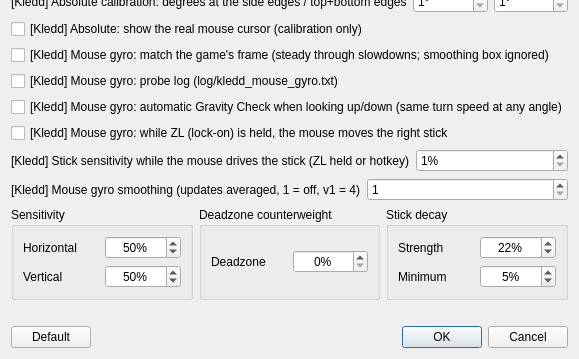
Melos555/eden-kledd, file src/yuzu/configuration/configure_mouse_panning.ui: the form before one commit; both pictures show x 0 to 579 and y 229 to 588 of the 579 by 588 pixel window.
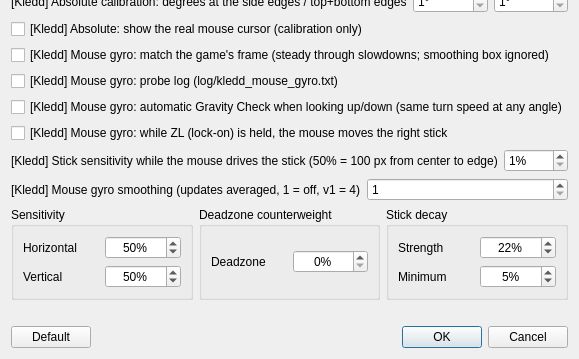
The form after the commit.

Commit message:
[TEST] Kledd mouse gyro: ZL stick mode works like a cursor (holds position)
The handed-over right stick used stock mouse panning behaviour: each mouse
movement was a short push that sprang back to center, so holding the aim on
a lock-on target meant moving the mouse non-stop. Now the mouse moves the
stick like a cursor inside the stick's circle: it goes where the mouse goes
and stays there when the mouse stops. The edge is a hard stop (overshoot
doesn't pile up), and releasing ZL / the toggle returns it to center.
Sensitivity: full tilt after 5000 / sensitivity% pixels (50% = 100 px).

Diff of the .ui file:
```diff
--- a/src/yuzu/configuration/configure_mouse_panning.ui
+++ b/src/yuzu/configuration/configure_mouse_panning.ui
@@ -157,7 +157,7 @@
      <item>
       <widget class="QLabel" name="kledd_mouse_stick_sensitivity_label">
        <property name="text">
-        <string>[Kledd] Stick sensitivity while the mouse drives the stick (ZL held or hotkey)</string>
+        <string>[Kledd] Stick sensitivity while the mouse drives the stick (50% = 100 px from center to edge)</string>
        </property>
       </widget>
      </item>
```
Left out of the diff: 2 changed lines with no effect on the pictures. The commit also changes 1 other file.
